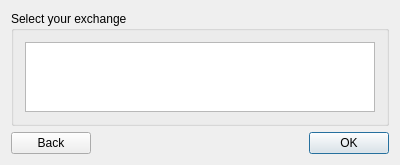
First picture: the form in login/allexchangesdialog.ui, repository kegarlv/QtTrd, before the edit.
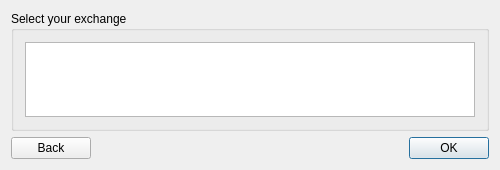
Second picture: the form after the edit.

What changed in the file:
```diff
--- a/login/allexchangesdialog.ui
+++ b/login/allexchangesdialog.ui
@@ -6,8 +6,8 @@
    <rect>
     <x>0</x>
     <y>0</y>
-    <width>400</width>
-    <height>151</height>
+    <width>500</width>
+    <height>170</height>
    </rect>
   </property>
   <property name="windowTitle">
```
